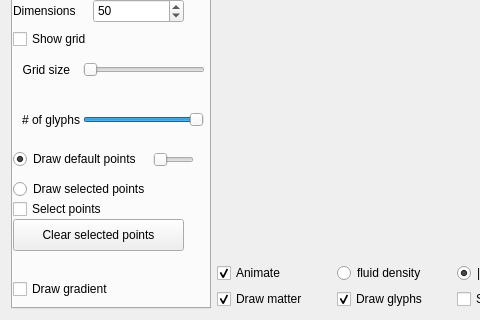
The window that window.ui (npklein/scientific_visualization) describes before a commit, drawn with Qt 5; both pictures show x 0 to 480 and y 308 to 628 of the 701 by 628 pixel window.
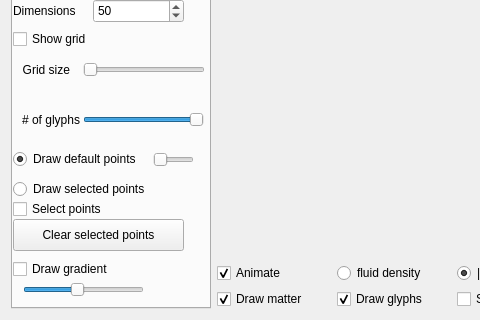
The same window after the commit. The open tabs and pages were chosen to show the change. Custom widgets are drawn as their Qt base class.

Patch:
```diff
--- a/window.ui
+++ b/window.ui
@@ -754,7 +754,7 @@
        <property name="geometry">
         <rect>
          <x>0</x>
-         <y>550</y>
+         <y>530</y>
          <width>110</width>
          <height>20</height>
         </rect>
@@ -808,6 +808,34 @@
         <enum>Qt::Horizontal</enum>
        </property>
       </widget>
+      <widget class="QSlider" name="numberOfGlyphsSlider_2">
+       <property name="geometry">
+        <rect>
+         <x>10</x>
+         <y>550</y>
+         <width>121</width>
+         <height>22</height>
+        </rect>
+       </property>
+       <property name="minimum">
+        <number>1</number>
+       </property>
+       <property name="maximum">
+        <number>10</number>
+       </property>
+       <property name="pageStep">
+        <number>10</number>
+       </property>
+       <property name="value">
+        <number>5</number>
+       </property>
+       <property name="sliderPosition">
+        <number>5</number>
+       </property>
+       <property name="orientation">
+        <enum>Qt::Horizontal</enum>
+       </property>
+      </widget>
      </widget>
      <widget class="QWidget" name="streamlines">
       <attribute name="title">
```
Left out of the diff: 125 changed lines with no effect on the pictures.
